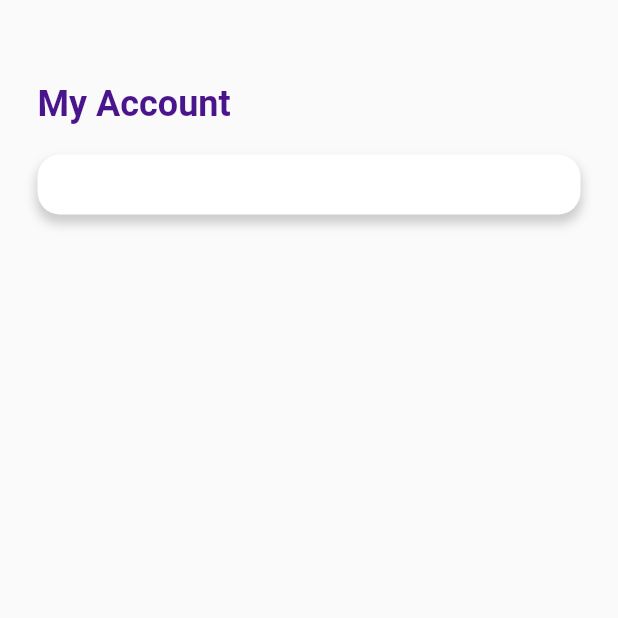
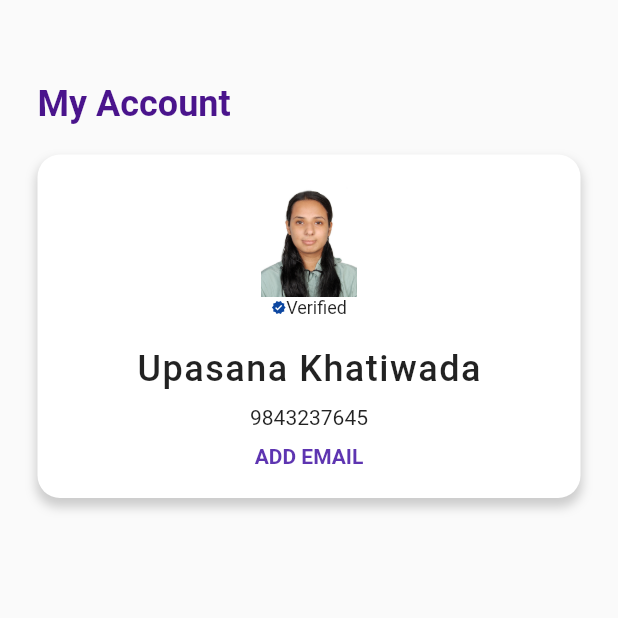
Before and after one commit to upasana-khatiwada/khalti_clone_ui_only, a Flutter app: the MyAccount screen opened directly, on a phone screen of 412 x 824 dp, the top half of it. Run offline on Flutter 3.47's test engine with Material 2 defaults, Android fonts, the phone set to English and light mode, and no system bars; our stand-ins replace carousel_slider, persistent_bottom_nav_bar.

Commit message:
Profile added in myaccount

```diff
--- a/lib/Appbar functions/my_account.dart
+++ b/lib/Appbar functions/my_account.dart
@@ -43,7 +43,41 @@ class _MyAccountState extends State<MyAccount> {
                       offset: const Offset(0, 5),
                       //offset: Offset(0, kElevationToShadow[8].dy),
                     ),
-                    ]),
+                  ],
+                ),
+                child: Column(
+                  crossAxisAlignment: CrossAxisAlignment.center,
+                  // mainAxisAlignment: MainAxisAlignment.center,
+                  children: [
+                    const SizedBox(
+                      height: 75,
+                      width: 65,
+                      child: Image(
+                        image: AssetImage("image/upasana.jpg"),
+                      ),
+                    ),
+                    Row(
+                      mainAxisAlignment: MainAxisAlignment.center,
+                      children: [
+                        Icon(
+                          Icons.verified,
+                          color: Colors.blue.shade900,
+                          size: 10,
+                        ),
+                        const Text(
+                          "Verified",
+                          style: TextStyle(fontSize: 12),
+                        ),
+                      ],
+                    ),
+                    const SizedBox(height: 20,),
+                    const Text("Upasana Khatiwada",style: TextStyle(fontSize: 24,fontWeight: FontWeight.w500,letterSpacing: 1),),
+                    const SizedBox(height: 10,),
+                    const Text("9843237645"),
+                    const SizedBox(height: 10,),
+                     Text("ADD EMAIL",style: TextStyle(color: Colors.deepPurple.shade600,fontWeight: FontWeight.bold),)
+                  ],
+                ),
               )
             ],
           ),
--- a/lib/Pages/home.dart
+++ b/lib/Pages/home.dart
@@ -29,10 +29,11 @@ class _HomePageState extends State<HomePage> {
   List<Widget> _screens() {
     return [
       const Dashboard(),
+      const Support(),
+      const ScanAndPay(),
+      const Transactions(),
       const Menu(),
-      const ScanAndPay(),
-      const Support(),
-      const Transactions(),
+
     ];
   }
 
```
Lines whose indentation alone changed are shown as unchanged.
